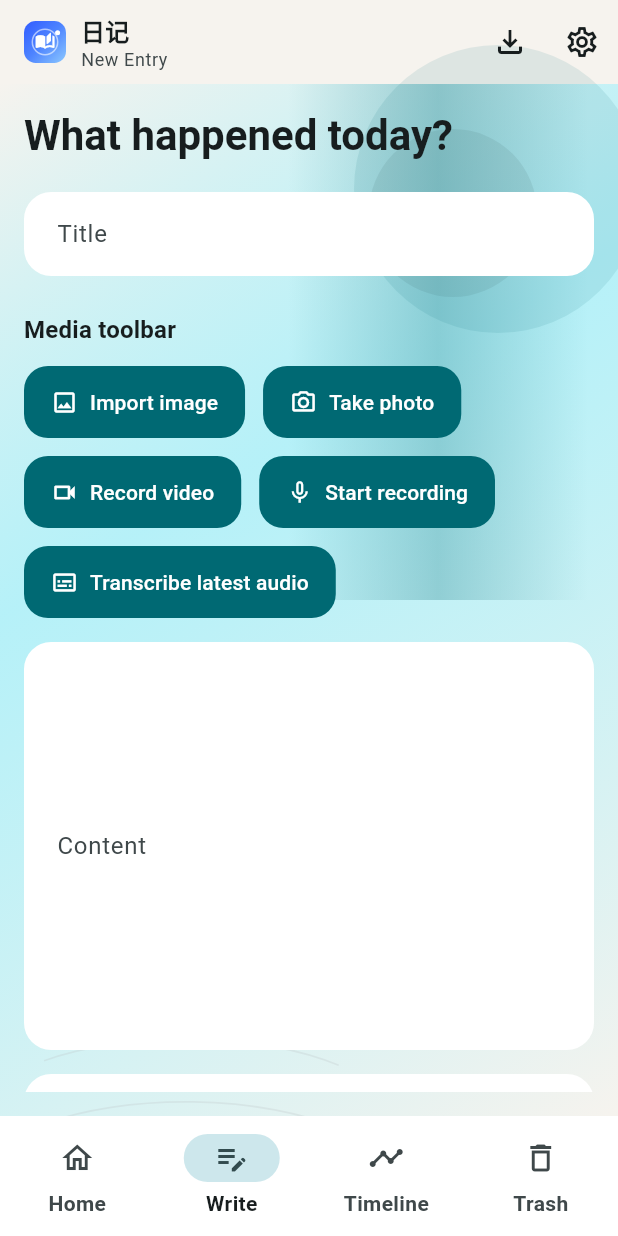
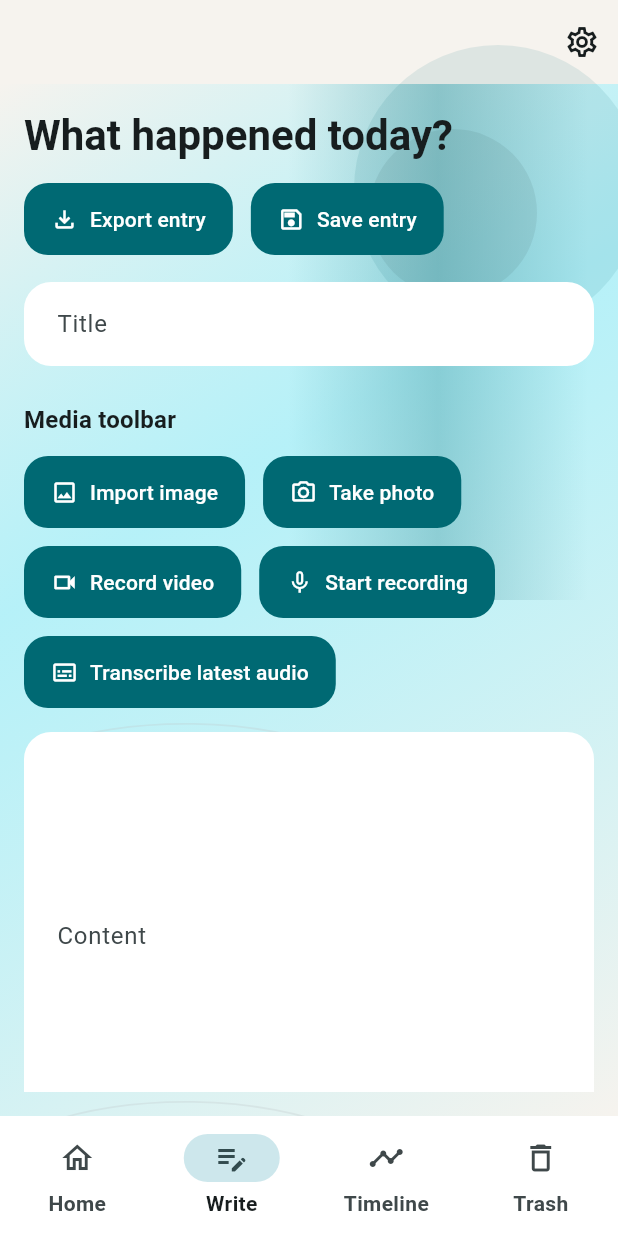
Before and after one commit to dave-8888/diary, a Flutter app: the EditorPage screen opened by its route, on a phone screen of 412 x 824 dp. Run offline on Flutter 3.47's test engine with Material 3 defaults, Android fonts, the phone set to English and light mode, and no system bars; our stand-ins replace audioplayers, camera, drift, file_picker, flutter_riverpod, geolocator and 1 more; missing offline and left inert: crop_your_image, media_kit, media_kit_video, record; accounts and stored records are empty.

Commit message:
优化布局

```diff
--- a/lib/features/diary/presentation/pages/editor_page.dart
+++ b/lib/features/diary/presentation/pages/editor_page.dart
@@ -101,19 +101,8 @@ class _EditorPageState extends ConsumerState<EditorPage> {
 
     return DiaryShell(
       title: _isEditing ? strings.editEntry : strings.newEntry,
+      showAppBarTitle: false,
       actions: [
-        IconButton(
-          onPressed:
-              _isSaving || _isDeleting || _isExporting ? null : _exportEntry,
-          tooltip: _isExporting ? strings.exportingEntry : strings.exportEntry,
-          icon: _isExporting
-              ? const SizedBox(
-                  width: 18,
-                  height: 18,
-                  child: CircularProgressIndicator(strokeWidth: 2),
-                )
-              : const Icon(Icons.file_download_outlined),
-        ),
         if (_isEditing)
           IconButton(
             onPressed: _isSaving || _isDeleting || _isExporting
@@ -191,11 +180,8 @@ class _EditorPageState extends ConsumerState<EditorPage> {
     required AsyncValue<List<DiaryMood>> moodLibraryAsync,
   }) {
     return [
-      Text(
-        strings.whatHappenedToday,
-        style: Theme.of(context).textTheme.headlineMedium,
-      ),
-      const SizedBox(height: 20),
+      _buildEditorHeader(context, strings),
+      const SizedBox(height: 18),
       TextField(
         controller: _titleController,
         decoration: InputDecoration(
@@ -341,12 +327,78 @@ class _EditorPageState extends ConsumerState<EditorPage> {
           );
         },
       ),
-      const SizedBox(height: 32),
-      Align(
-        alignment: Alignment.centerRight,
-        child: FilledButton.icon(
-          onPressed: _isSaving || _isDeleting ? null : _save,
-          icon: const Icon(Icons.save_outlined),
+    ];
+  }
+
+  Widget _buildEditorHeader(BuildContext context, AppStrings strings) {
+    final theme = Theme.of(context);
+
+    return LayoutBuilder(
+      builder: (context, constraints) {
+        final actionButtons = _buildHeaderActionButtons(context, strings);
+
+        if (constraints.maxWidth < 760) {
+          return Column(
+            crossAxisAlignment: CrossAxisAlignment.start,
+            children: [
+              Text(
+                strings.whatHappenedToday,
+                style: theme.textTheme.headlineMedium,
+              ),
+              const SizedBox(height: 14),
+              actionButtons,
+            ],
+          );
+        }
+
+        return Row(
+          crossAxisAlignment: CrossAxisAlignment.start,
+          children: [
+            Expanded(
+              child: Text(
+                strings.whatHappenedToday,
+                style: theme.textTheme.headlineMedium,
+              ),
+            ),
+            const SizedBox(width: 20),
+            Flexible(
+              child: Align(
+                alignment: Alignment.centerRight,
+                child: actionButtons,
+              ),
+            ),
+          ],
+        );
+      },
+    );
+  }
+
+  Widget _buildHeaderActionButtons(BuildContext context, AppStrings strings) {
+    final colorScheme = Theme.of(context).colorScheme;
+
+    return Wrap(
+      spacing: 12,
+      runSpacing: 12,
+      alignment: WrapAlignment.end,
+      crossAxisAlignment: WrapCrossAlignment.center,
+      children: [
+        FilledButton.tonalIcon(
+          onPressed:
+              _isSaving || _isDeleting || _isExporting ? null : _exportEntry,
+          icon: _isExporting
+              ? _buttonProgressIndicator(
+                  color: colorScheme.onSecondaryContainer,
+                )
+              : const Icon(Icons.file_download_outlined),
+          label: Text(
+            _isExporting ? strings.exportingEntry : strings.exportEntry,
+          ),
+        ),
+        FilledButton.icon(
+          onPressed: _isSaving || _isDeleting || _isExporting ? null : _save,
+          icon: _isSaving || _isDeleting
+              ? _buttonProgressIndicator(color: colorScheme.onPrimary)
+              : const Icon(Icons.save_outlined),
           label: Text(
             _isDeleting
                 ? strings.deleting
@@ -355,8 +407,21 @@ class _EditorPageState extends ConsumerState<EditorPage> {
                     : (_isEditing ? strings.updateEntry : strings.saveEntry),
           ),
         ),
+      ],
+    );
+  }
+
+  Widget _buttonProgressIndicator({
+    required Color color,
+  }) {
+    return SizedBox(
+      width: 18,
+      height: 18,
+      child: CircularProgressIndicator(
+        strokeWidth: 2,
+        color: color,
       ),
-    ];
+    );
   }
 
   Widget _buildTagSection(
--- a/lib/features/diary/presentation/pages/home_page.dart
+++ b/lib/features/diary/presentation/pages/home_page.dart
@@ -35,6 +35,7 @@ class HomePage extends ConsumerWidget {
 
     return DiaryShell(
       title: appTitle,
+      showAppBarTitle: false,
       floatingActionButton: FloatingActionButton.extended(
         onPressed: () => context.go('/editor'),
         icon: const Icon(Icons.add),
--- a/lib/features/diary/presentation/pages/timeline_page.dart
+++ b/lib/features/diary/presentation/pages/timeline_page.dart
@@ -25,6 +25,7 @@ class TimelinePage extends ConsumerWidget {
 
     return DiaryShell(
       title: strings.timelineNav,
+      showAppBarTitle: false,
       child: entriesAsync.when(
         loading: () => const Center(child: CircularProgressIndicator()),
         error: (error, stack) =>
--- a/lib/features/diary/presentation/pages/trash_page.dart
+++ b/lib/features/diary/presentation/pages/trash_page.dart
@@ -26,6 +26,7 @@ class _TrashPageState extends ConsumerState<TrashPage> {
 
     return DiaryShell(
       title: strings.trashNav,
+      showAppBarTitle: false,
       child: trashAsync.when(
         loading: () => const Center(child: CircularProgressIndicator()),
         error: (error, stack) =>
--- a/lib/features/diary/presentation/pages/trash_preview_page.dart
+++ b/lib/features/diary/presentation/pages/trash_preview_page.dart
@@ -30,6 +30,7 @@ class _TrashPreviewPageState extends ConsumerState<TrashPreviewPage> {
 
     return DiaryShell(
       title: strings.previewEntry,
+      showAppBarTitle: false,
       actions: [
         if (entry != null)
           IconButton(
--- a/lib/features/diary/presentation/widgets/diary_shell.dart
+++ b/lib/features/diary/presentation/widgets/diary_shell.dart
@@ -13,12 +13,14 @@ class DiaryShell extends ConsumerWidget {
     required this.child,
     this.floatingActionButton,
     this.actions = const [],
+    this.showAppBarTitle = true,
   });
 
   final String title;
   final Widget child;
   final Widget? floatingActionButton;
   final List<Widget> actions;
+  final bool showAppBarTitle;
 
   @override
   Widget build(BuildContext context, WidgetRef ref) {
@@ -34,31 +36,39 @@ class DiaryShell extends ConsumerWidget {
       customNameAsync: ref.watch(appDisplayNameControllerProvider),
     );
     final location = GoRouterState.of(context).uri.toString();
-    final selectedIndex = _indexForLocation(location);
+    final selectedIndex = _primaryIndexForLocation(location);
+    final isSettingsPage = location.startsWith('/settings');
+
+    return LayoutBuilder(
+      builder: (context, constraints) {
+        final useCompactLayout = constraints.maxWidth < 860;
         final appBarActions = [
           ...actions,
-      if (!location.startsWith('/settings'))
+          if (useCompactLayout && !isSettingsPage)
             IconButton(
               onPressed: () => context.push('/settings'),
               tooltip: strings.settingsTooltip,
               icon: const Icon(Icons.settings_outlined),
             ),
         ];
+        final shouldShowAppBar = showAppBarTitle || appBarActions.isNotEmpty;
 
-    return LayoutBuilder(
-      builder: (context, constraints) {
-        if (constraints.maxWidth < 860) {
+        if (useCompactLayout) {
           return Scaffold(
-            appBar: AppBar(
-              title: _AppBarTitle(
+            appBar: shouldShowAppBar
+                ? AppBar(
+                    title: showAppBarTitle
+                        ? _AppBarTitle(
                             appName: appName,
                             pageTitle: title,
                             iconSelection: selectedIcon,
-              ),
+                          )
+                        : null,
                     centerTitle: false,
                     backgroundColor: Colors.transparent,
                     actions: appBarActions,
-            ),
+                  )
+                : null,
             floatingActionButton: floatingActionButton,
             body: _ThemedShellBackground(
               themePreset: selectedTheme,
@@ -70,7 +80,7 @@ class DiaryShell extends ConsumerWidget {
               ),
             ),
             bottomNavigationBar: NavigationBar(
-              selectedIndex: selectedIndex,
+              selectedIndex: selectedIndex ?? 0,
               onDestinationSelected: (index) => _goToIndex(context, index),
               destinations: [
                 NavigationDestination(
@@ -95,35 +105,37 @@ class DiaryShell extends ConsumerWidget {
         }
 
         return Scaffold(
-          appBar: AppBar(
-            title: _AppBarTitle(
+          appBar: shouldShowAppBar
+              ? AppBar(
+                  title: showAppBarTitle
+                      ? _AppBarTitle(
                           appName: appName,
                           pageTitle: title,
                           iconSelection: selectedIcon,
-            ),
+                        )
+                      : null,
                   centerTitle: false,
                   backgroundColor: Colors.transparent,
                   actions: appBarActions,
-          ),
+                )
+              : null,
           floatingActionButton: floatingActionButton,
           body: _ThemedShellBackground(
             themePreset: selectedTheme,
             child: Row(
               children: [
-                NavigationRail(
+                SizedBox(
+                  width: 92,
+                  child: SafeArea(
+                    child: Column(
+                      children: [
+                        Expanded(
+                          child: NavigationRail(
                             selectedIndex: selectedIndex,
-                  onDestinationSelected: (index) => _goToIndex(context, index),
+                            onDestinationSelected: (index) =>
+                                _goToIndex(context, index),
+                            groupAlignment: -1,
                             labelType: NavigationRailLabelType.all,
-                  leading: SizedBox(
-                    width: 108,
-                    child: Padding(
-                      padding: const EdgeInsets.fromLTRB(12, 12, 12, 18),
-                      child: _NavigationBrandHeader(
-                        appName: appName,
-                        iconSelection: selectedIcon,
-                      ),
-                    ),
-                  ),
                             destinations: [
                               NavigationRailDestination(
                                 icon: const Icon(Icons.home_outlined),
@@ -147,6 +159,22 @@ class DiaryShell extends ConsumerWidget {
                               ),
                             ],
                           ),
+                        ),
+                        Padding(
+                          padding: const EdgeInsets.fromLTRB(10, 10, 10, 18),
+                          child: _RailFooterAction(
+                            icon: isSettingsPage
+                                ? Icons.settings
+                                : Icons.settings_outlined,
+                            label: strings.settingsTitle,
+                            selected: isSettingsPage,
+                            onTap: () => context.go('/settings'),
+                          ),
+                        ),
+                      ],
+                    ),
+                  ),
+                ),
                 const VerticalDivider(width: 1),
                 Expanded(
                   child: SafeArea(
@@ -164,7 +192,8 @@ class DiaryShell extends ConsumerWidget {
     );
   }
 
-  int _indexForLocation(String location) {
+  int? _primaryIndexForLocation(String location) {
+    if (location.startsWith('/settings')) return null;
     if (location.startsWith('/editor')) return 1;
     if (location.startsWith('/timeline')) return 2;
     if (location.startsWith('/trash')) return 3;
@@ -240,47 +269,58 @@ class _AppBarTitle extends StatelessWidget {
   }
 }
 
-class _NavigationBrandHeader extends StatelessWidget {
-  const _NavigationBrandHeader({
-    required this.appName,
-    required this.iconSelection,
+class _RailFooterAction extends StatelessWidget {
+  const _RailFooterAction({
+    required this.icon,
+    required this.label,
+    required this.selected,
+    required this.onTap,
   });
 
-  final String appName;
-  final AppIconSelection iconSelection;
+  final IconData icon;
+  final String label;
+  final bool selected;
+  final VoidCallback onTap;
 
   @override
   Widget build(BuildContext context) {
     final theme = Theme.of(context);
+    final colorScheme = theme.colorScheme;
+    final foregroundColor = selected
+        ? colorScheme.onSecondaryContainer
+        : colorScheme.onSurfaceVariant;
 
-    return Container(
-      padding: const EdgeInsets.all(12),
-      decoration: BoxDecoration(
-        color: theme.cardTheme.color?.withValues(alpha: 0.92) ??
-            theme.colorScheme.surface,
+    return SizedBox(
+      width: double.infinity,
+      child: Material(
+        color: selected
+            ? colorScheme.secondaryContainer.withValues(alpha: 0.72)
+            : Colors.transparent,
         borderRadius: BorderRadius.circular(18),
-        border: Border.all(
-          color: theme.colorScheme.outlineVariant.withValues(alpha: 0.72),
-        ),
-      ),
+        child: InkWell(
+          onTap: onTap,
+          borderRadius: BorderRadius.circular(18),
+          child: Padding(
+            padding: const EdgeInsets.symmetric(horizontal: 8, vertical: 10),
             child: Column(
               mainAxisSize: MainAxisSize.min,
               children: [
-          AppIconBadge(
-            selection: iconSelection,
-            size: 42,
-          ),
-          const SizedBox(height: 10),
+                Icon(icon, color: foregroundColor),
+                const SizedBox(height: 6),
                 Text(
-            appName,
+                  label,
                   maxLines: 2,
                   textAlign: TextAlign.center,
                   overflow: TextOverflow.ellipsis,
-            style: theme.textTheme.titleSmall?.copyWith(
-              fontWeight: FontWeight.w700,
+                  style: theme.textTheme.labelMedium?.copyWith(
+                    color: foregroundColor,
+                    fontWeight: selected ? FontWeight.w700 : FontWeight.w600,
                   ),
                 ),
               ],
+            ),
+          ),
+        ),
       ),
     );
   }
```
Lines whose indentation alone changed are shown as unchanged.
